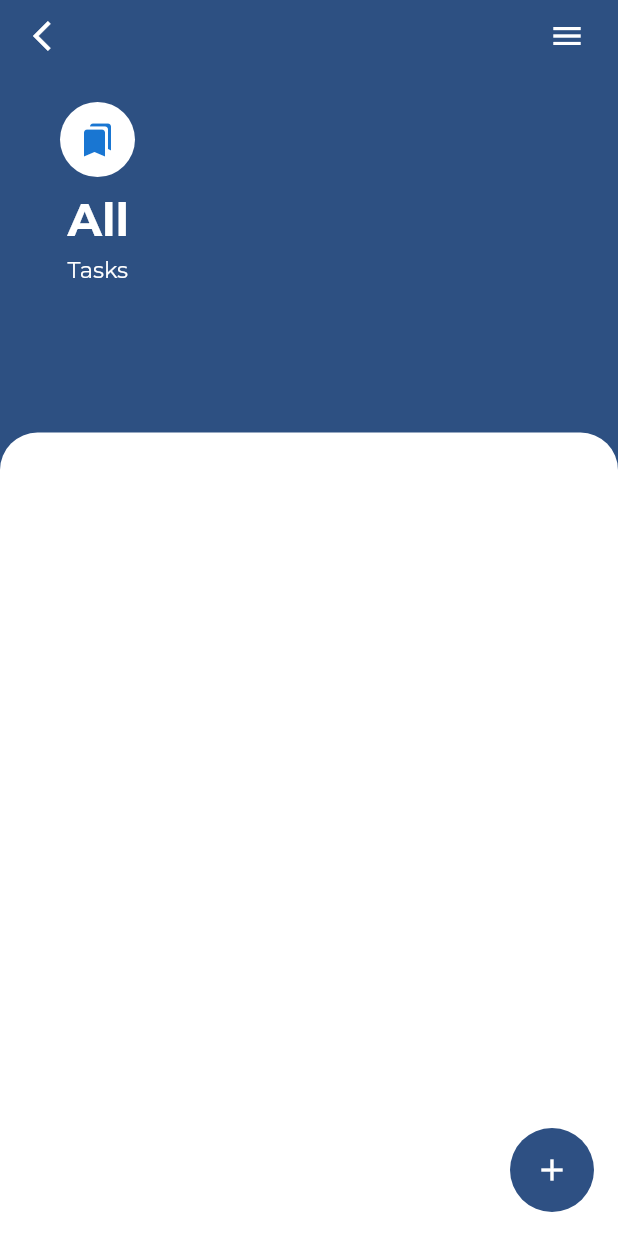
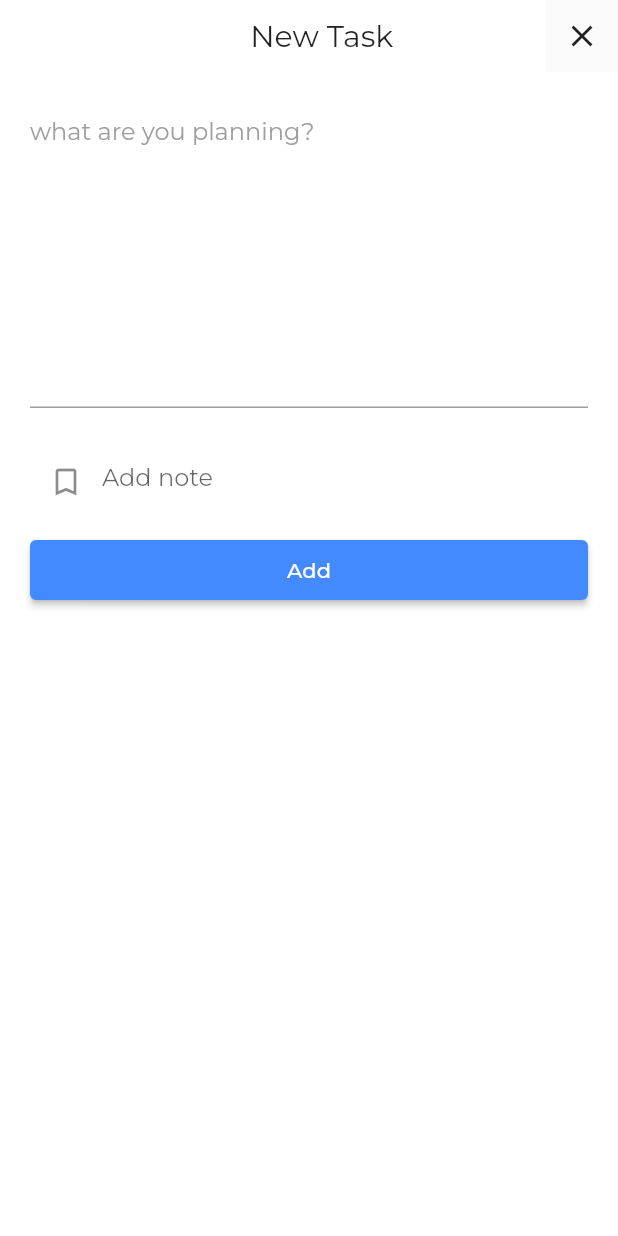
Before and after one commit to MahdiAshkar/todo_app, a Flutter app: the screen it shows after launch, after a tap on the "add" icon, on a phone screen of 412 x 824 dp. Run offline on Flutter 3.47's test engine with Material 2 defaults, Android fonts, the phone set to English and light mode, and no system bars; our stand-ins replace get, google_fonts.

Commit message:
complete UI app

```diff
--- a/lib/constant.dart
+++ b/lib/constant.dart
@@ -1,7 +1,7 @@
 import 'package:flutter/material.dart';
 
 const kblackcolor = Colors.black87;
-const klightBluecolor = Color.fromARGB(209, 0, 42, 104);
+const klightBluecolor = Colors.blueAccent;
 const kbuttontopcolor = Colors.white;
 const kcircularAvatarcolor = Colors.white;
 const fontcolor = Colors.white;
--- a/lib/main.dart
+++ b/lib/main.dart
@@ -1,4 +1,5 @@
 import 'package:flutter/material.dart';
+import 'package:flutter/services.dart';
 import 'package:get/get.dart';
 import 'package:google_fonts/google_fonts.dart';
 import 'package:todo/bindings/mybindings.dart';
@@ -16,10 +17,17 @@ class MyApp extends StatelessWidget {
     return GetMaterialApp(
       debugShowCheckedModeBanner: false,
       theme: ThemeData(textTheme: GoogleFonts.montserratTextTheme()),
-      defaultTransition: Transition.fadeIn,
+      // defaultTransition: Transition.fadeIn,
       getPages: Routes.pages,
       initialBinding: MyBindings(),
       initialRoute: '/homescreen',
     );
   }
+
+  static void changeColorTop(Color color, Brightness brightness) {
+    SystemChrome.setSystemUIOverlayStyle(SystemUiOverlayStyle(
+      statusBarColor: color,
+      statusBarIconBrightness: brightness,
+    ));
+  }
 }
--- /dev/null
+++ b/lib/pages/add_task_screen.dart
@@ -0,0 +1,146 @@
+import 'package:flutter/material.dart';
+import 'package:get/get.dart';
+import 'package:todo/constant.dart';
+import '../main.dart';
+
+class AddTaskScreen extends StatelessWidget {
+  const AddTaskScreen({Key? key}) : super(key: key);
+
+  @override
+  Widget build(BuildContext context) {
+    MyApp.changeColorTop(Colors.white, Brightness.dark);
+    return SafeArea(
+      child: Scaffold(
+        backgroundColor: Colors.white,
+        body: Column(
+          crossAxisAlignment: CrossAxisAlignment.start,
+          children: const [
+            MyCustomeAppbar(),
+            MyTextTopWidget(),
+            TaskTextFieldWidget(),
+            NoteTextField(),
+            Mybutton(),
+          ],
+        ),
+      ),
+    );
+  }
+}
+
+class Mybutton extends StatelessWidget {
+  const Mybutton({
+    Key? key,
+  }) : super(key: key);
+
+  @override
+  Widget build(BuildContext context) {
+    return Container(
+      margin: const EdgeInsets.symmetric(horizontal: 20, vertical: 15),
+      width: Get.width,
+      height: 40.0,
+      child: ElevatedButton(
+        style: TextButton.styleFrom(backgroundColor: klightBluecolor),
+        onPressed: () {},
+        child: const Text('Add'),
+      ),
+    );
+  }
+}
+
+class NoteTextField extends StatelessWidget {
+  const NoteTextField({
+    Key? key,
+  }) : super(key: key);
+
+  @override
+  Widget build(BuildContext context) {
+    return const Padding(
+      padding: EdgeInsets.only(left: 20, right: 20, top: 25),
+      child: TextField(
+        maxLength: 30,
+        cursorColor: klightBluecolor,
+        decoration: InputDecoration(
+            border: InputBorder.none,
+            hintText: 'Add note',
+            prefixIcon: Icon(Icons.bookmark_border),
+            counter: SizedBox.shrink()),
+      ),
+    );
+  }
+}
+
+class MyTextTopWidget extends StatelessWidget {
+  const MyTextTopWidget({
+    Key? key,
+  }) : super(key: key);
+
+  @override
+  Widget build(BuildContext context) {
+    return const Padding(
+      padding: EdgeInsets.only(left: 20, top: 30),
+      child: Text('what are you planning?',
+          style: TextStyle(
+            fontSize: 16.0,
+            color: Colors.grey,
+          )),
+    );
+  }
+}
+
+class TaskTextFieldWidget extends StatelessWidget {
+  const TaskTextFieldWidget({
+    Key? key,
+  }) : super(key: key);
+
+  @override
+  Widget build(BuildContext context) {
+    return const Padding(
+      padding: EdgeInsets.only(left: 20, top: 30, right: 20),
+      child: TextField(
+        maxLines: 6,
+        cursorColor: klightBluecolor,
+        cursorHeight: 40,
+        decoration: InputDecoration(
+          focusedBorder:
+              UnderlineInputBorder(borderSide: BorderSide(color: Colors.grey)),
+        ),
+      ),
+    );
+  }
+}
+
+class MyCustomeAppbar extends StatelessWidget {
+  const MyCustomeAppbar({
+    Key? key,
+  }) : super(key: key);
+
+  @override
+  Widget build(BuildContext context) {
+    return Row(
+      children: [
+        const Expanded(
+          child: Padding(
+            padding: EdgeInsets.only(left: 65.0),
+            child: Text(
+              'New Task',
+              textAlign: TextAlign.center,
+              style: TextStyle(
+                fontSize: 20.0,
+              ),
+            ),
+          ),
+        ),
+        Hero(
+          tag: 'hero',
+          child: Material(
+            child: IconButton(
+                onPressed: () {
+                  Get.back();
+                },
+                icon: const Icon(Icons.close)),
+          ),
+        )
+      ],
+    );
+  }
+}
--- a/lib/pages/home_screen.dart
+++ b/lib/pages/home_screen.dart
@@ -1,6 +1,7 @@
 import 'package:flutter/material.dart';
 import 'package:get/get.dart';
 import 'package:todo/constant.dart';
+import 'package:todo/main.dart';
 
 class HomeScreen extends StatelessWidget {
   const HomeScreen({Key? key}) : super(key: key);
@@ -8,15 +9,86 @@ class HomeScreen extends StatelessWidget {
   @override
   Widget build(BuildContext context) {
     return Scaffold(
-      floatingActionButton: FloatingActionButton(
-        onPressed: () {},
+      floatingActionButton: const MyFloatActionButton(),
+      body: SafeArea(
+          child: Stack(
+              alignment: Alignment.bottomCenter,
+              children: const [TopSectionWidget(), BottomSectionWidget()])),
+    );
+  }
+}
+
+class MyFloatActionButton extends StatelessWidget {
+  const MyFloatActionButton({
+    Key? key,
+  }) : super(key: key);
+
+  @override
+  Widget build(BuildContext context) {
+    MyApp.changeColorTop(klightBluecolor, Brightness.light);
+    return FloatingActionButton(
+      heroTag: 'hero',
+      onPressed: () {
+        Get.toNamed('/addscreen')!.then(
+            (value) => MyApp.changeColorTop(klightBluecolor, Brightness.light));
+      },
       backgroundColor: klightBluecolor,
       elevation: 0,
       child: const Icon(Icons.add),
+    );
+  }
+}
+
+class BottomSectionWidget extends StatelessWidget {
+  const BottomSectionWidget({
+    Key? key,
+  }) : super(key: key);
+
+  @override
+  Widget build(BuildContext context) {
+    return Container(
+      width: Get.width,
+      height: Get.height * 0.65,
+      decoration: const BoxDecoration(
+          color: Colors.white,
+          borderRadius: BorderRadius.only(
+              topLeft: Radius.circular(25.0), topRight: Radius.circular(25.0))),
+      child: Container(
+          margin: const EdgeInsets.all(20.0),
+          child: ListView.separated(
+              itemBuilder: (context, index) {
+                return ListTile(
+                  title: const Text('Title'),
+                  subtitle: const Text("Subtitle"),
+                  trailing: Checkbox(
+                    side: const BorderSide(width: 1, color: Colors.black),
+                    activeColor: klightBluecolor,
+                    shape: RoundedRectangleBorder(
+                        borderRadius: BorderRadius.circular(4)),
+                    value: true,
+                    onChanged: (value) {},
                   ),
-      body: SafeArea(
-          child: Stack(alignment: Alignment.bottomCenter, children: [
-        Container(
+                );
+              },
+              separatorBuilder: (context, index) {
+                return const Divider(
+                  color: Colors.black54,
+                  height: 1,
+                );
+              },
+              itemCount: 10)),
+    );
+  }
+}
+
+class TopSectionWidget extends StatelessWidget {
+  const TopSectionWidget({
+    Key? key,
+  }) : super(key: key);
+
+  @override
+  Widget build(BuildContext context) {
+    return Container(
       width: Get.width,
       color: klightBluecolor,
       child: Column(
@@ -57,9 +129,7 @@ class HomeScreen extends StatelessWidget {
             child: Text(
               'All',
               style: TextStyle(
-                      fontSize: 30,
-                      fontWeight: FontWeight.bold,
-                      color: fontcolor),
+                  fontSize: 30, fontWeight: FontWeight.bold, color: fontcolor),
             ),
           ),
           const SizedBox(
@@ -74,17 +144,6 @@ class HomeScreen extends StatelessWidget {
           ),
         ],
       ),
-        ),
-        Container(
-          width: Get.width,
-          height: Get.height * 0.65,
-          decoration: const BoxDecoration(
-              color: Colors.white,
-              borderRadius: BorderRadius.only(
-                  topLeft: Radius.circular(25.0),
-                  topRight: Radius.circular(25.0))),
-        )
-      ])),
     );
   }
 }
--- a/lib/routes/routes.dart
+++ b/lib/routes/routes.dart
@@ -1,7 +1,10 @@
 import 'package:get/get.dart';
+import 'package:todo/pages/add_task_screen.dart';
 import 'package:todo/pages/home_screen.dart';
 
 class Routes {
-  static List<GetPage> get pages =>
-      [GetPage(name: '/homescreen', page: () => const HomeScreen())];
+  static List<GetPage> get pages => [
+        GetPage(name: '/homescreen', page: () => const HomeScreen()),
+        GetPage(name: '/addscreen', page: () => const AddTaskScreen()),
+      ];
 }
```
Lines whose indentation alone changed are shown as unchanged.
